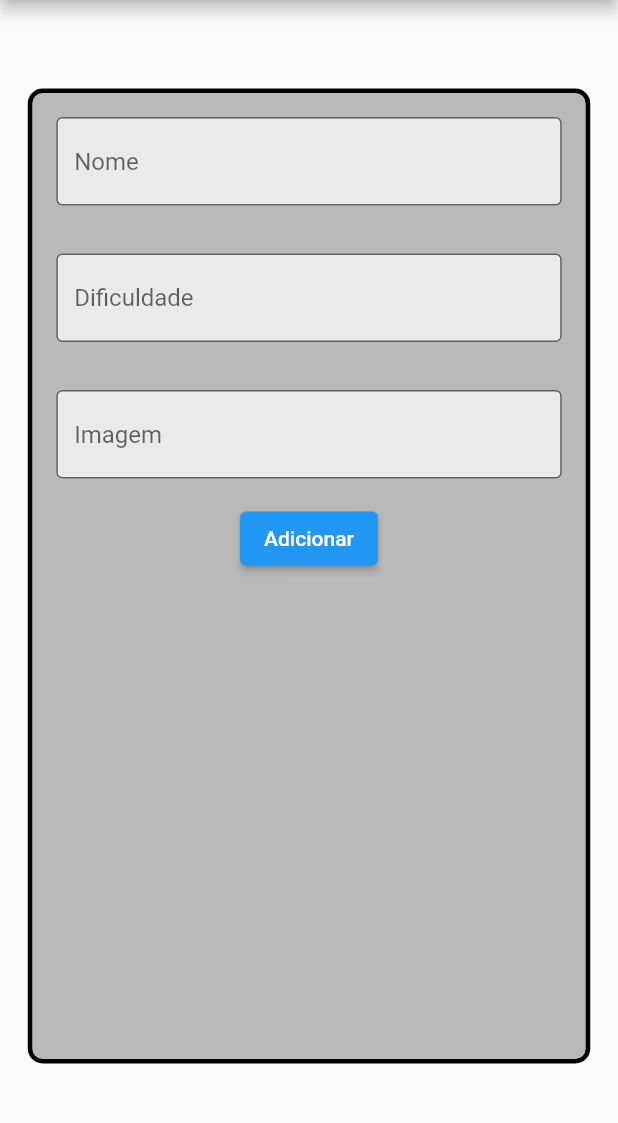
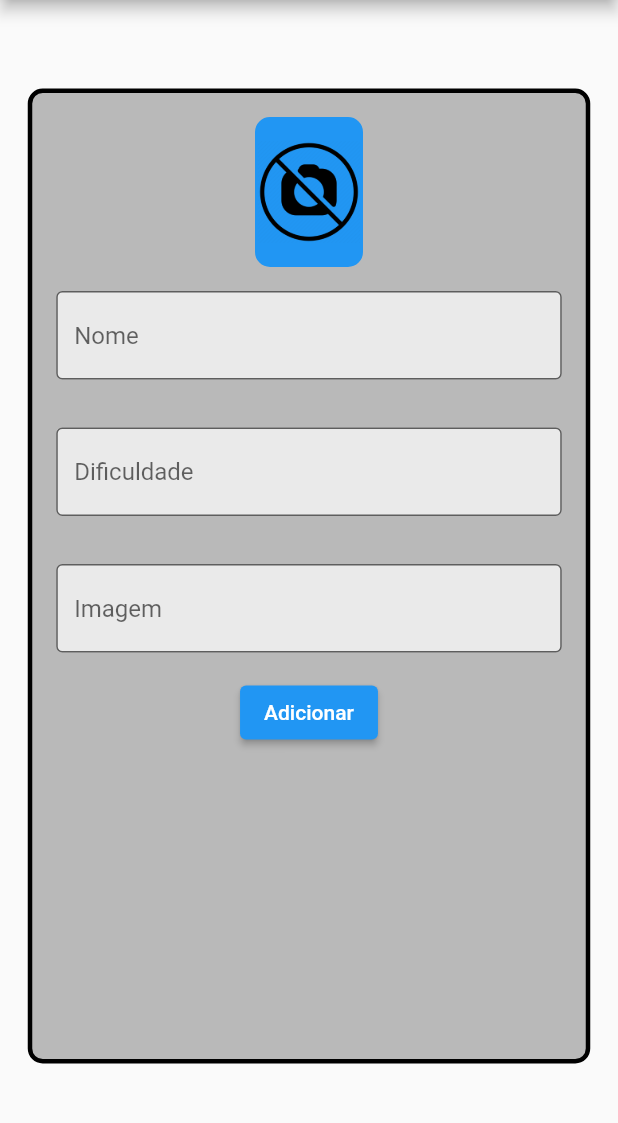
Before and after one commit to AlefeRocha/TaskApp, a Flutter app: the screen it shows after launch, after a tap on "Adicionar", on a phone screen of 412 x 824 dp, the part 84-1207 px from its top. Run offline on Flutter 3.47's test engine with Material 2 defaults, Android fonts, the phone set to English and light mode, and no system bars; network calls fail.

Commit message:
adding and changing the forms and containers, to receive images.

```diff
--- a/lib/screens/form_screen.dart
+++ b/lib/screens/form_screen.dart
@@ -30,11 +30,34 @@ class _FormScreenState extends State<FormScreen> {
           child: Column(
             children: [
               Padding(
+                padding: const EdgeInsets.only(top: 16.0),
+                child: Container(
+                  height: 100,
+                  width: 72,
+                  decoration: BoxDecoration(
+                    color: Colors.blue,
+                    borderRadius: BorderRadius.circular(10),
+                    border: Border.all(width: 2, color: Colors.blue),
+                  ),
+                  child: ClipRRect(
+                    borderRadius: BorderRadius.circular(10),
+                    child: Image.network(
+                      imageController.text,
+                      errorBuilder: (BuildContext context, Object exception,
+                          StackTrace? stackTrace) {
+                        return Image.asset('assets/images/nophoto.png');
+                      },
+                      fit: BoxFit.cover,
+                    ),
+                  ),
+                ),
+              ),
+              Padding(
                 padding: const EdgeInsets.all(16.0),
                 child: TextFormField(
                   controller: nameController,
                   textAlign: TextAlign.start,
-                  decoration: InputDecoration(
+                  decoration: const InputDecoration(
                     border: OutlineInputBorder(),
                     hintText: 'Nome',
                     fillColor: Colors.white70,
@@ -47,7 +70,7 @@ class _FormScreenState extends State<FormScreen> {
                 child: TextFormField(
                   controller: difficultyController,
                   textAlign: TextAlign.start,
-                  decoration: InputDecoration(
+                  decoration: const InputDecoration(
                     border: OutlineInputBorder(),
                     hintText: 'Dificuldade',
                     fillColor: Colors.white70,
@@ -58,9 +81,14 @@ class _FormScreenState extends State<FormScreen> {
               Padding(
                 padding: const EdgeInsets.all(16.0),
                 child: TextFormField(
+                  onChanged: (text){
+                    setState(() {
+
+                    });
+                  },
                   controller: imageController,
                   textAlign: TextAlign.start,
-                  decoration: InputDecoration(
+                  decoration: const InputDecoration(
                     border: OutlineInputBorder(),
                     hintText: 'Imagem',
                     fillColor: Colors.white70,
@@ -71,10 +99,10 @@ class _FormScreenState extends State<FormScreen> {
               ElevatedButton(
                 onPressed: () {
                   print(nameController.text);
-                  print(difficultyController.text);
+                  print(int.parse(difficultyController.text));
                   print(imageController.text);
                 },
-                child: Text('Adicionar'),
+                child: const Text('Adicionar'),
               ),
             ],
           ),
```
Also changed, not shown: assets/images/nophoto.png (added).
